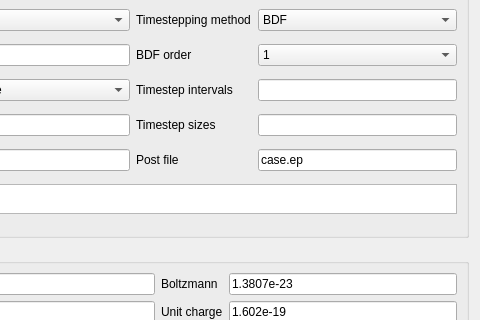
Qt form ElmerGUI/Application/forms/generalsetup.ui (ElmerCSC/elmerfem) before a commit; both pictures show x 207 to 687 and y 260 to 580 of the 687 by 698 pixel window.
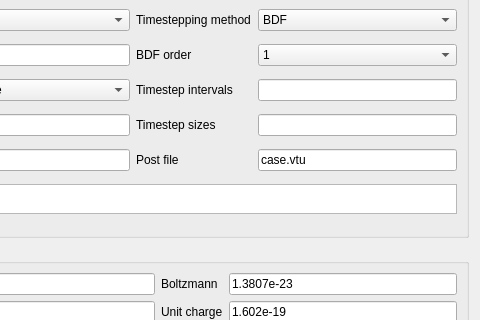
The same form after that commit. Icons and pictures are not drawn.

Commit message: change the default output file in paraview to vtu format

```diff
--- a/ElmerGUI/Application/forms/generalsetup.ui
+++ b/ElmerGUI/Application/forms/generalsetup.ui
@@ -403,7 +403,7 @@
       <item row="5" column="3">
        <widget class="QLineEdit" name="postFileEdit">
         <property name="text">
-         <string>case.ep</string>
+         <string>case.vtu</string>
         </property>
        </widget>
       </item>
```
